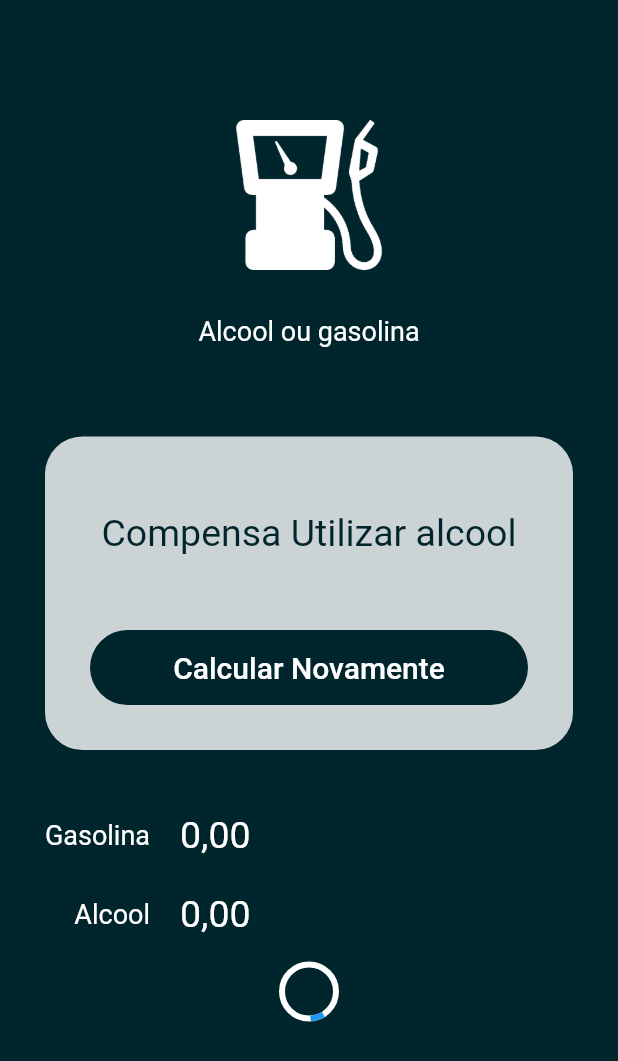
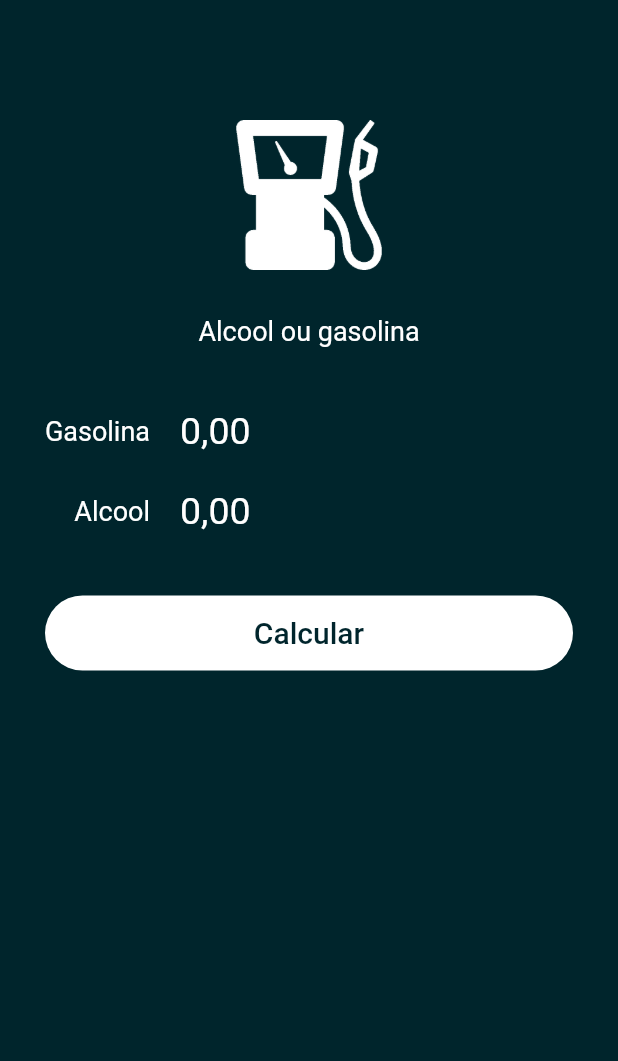
Before and after one commit to dikdudu/alcohol_or_gasoline, a Flutter app: the screen it shows after launch, on a phone screen of 412 x 824 dp. Shown: the top 1061 px of the screen. Run offline on Flutter 3.47's test engine with Material 2 defaults, Android fonts, the phone set to English and light mode, and no system bars; our stand-ins replace flutter_masked_text.

Commit message:
add submit_form

```diff
--- /dev/null
+++ b/lib/app/pages/components/submit_form.dart
@@ -0,0 +1,40 @@
+import 'package:flutter/material.dart';
+import 'package:flutter_masked_text/flutter_masked_text.dart';
+
+import 'custom_button.dart';
+import 'input_item.dart';
+
+class SubmitForm extends StatelessWidget {
+  var gasController = new MoneyMaskedTextController();
+  var alcController = new MoneyMaskedTextController();
+  var busy = false;
+  Function submitFunc;
+
+  SubmitForm(
+      {@required this.gasController,
+      @required this.alcController,
+      @required this.busy,
+      @required this.submitFunc});
+
+  @override
+  Widget build(BuildContext context) {
+    return Column(
+      children: [
+        InputItem(
+          text: 'Gasolina',
+          ctrl: gasController,
+        ),
+        InputItem(
+          text: 'Alcool',
+          ctrl: alcController,
+        ),
+        CustomButton(
+          busy: busy,
+          invert: false,
+          func: submitFunc,
+          text: 'Calcular',
+        )
+      ],
+    );
+  }
+}
--- /dev/null
+++ b/lib/app/pages/components/success_card.dart
@@ -0,0 +1,41 @@
+import 'package:flutter/material.dart';
+
+import 'custom_button.dart';
+
+class SuccessCard extends StatelessWidget {
+  var result = "";
+  Function reset;
+  SuccessCard({this.result, this.reset});
+
+  @override
+  Widget build(BuildContext context) {
+    return Container(
+      margin: EdgeInsets.all(30),
+      decoration: BoxDecoration(
+        color: Colors.white.withOpacity(0.8),
+        borderRadius: BorderRadius.circular(25),
+      ),
+      child: Column(
+        children: [
+          SizedBox(height: 50),
+          Text(
+            result,
+            style: TextStyle(
+              color: Theme.of(context).primaryColor,
+              fontSize: 25,
+            ),
+          ),
+          SizedBox(
+            height: 20,
+          ),
+          CustomButton(
+            busy: false,
+            invert: true,
+            func: reset,
+            text: 'Calcular Novamente',
+          )
+        ],
+      ),
+    );
+  }
+}
--- a/lib/app/pages/home_page.dart
+++ b/lib/app/pages/home_page.dart
@@ -1,10 +1,11 @@
 import 'dart:ui';
 
+import 'package:alcool_gasolina/app/pages/components/submit_form.dart';
 import 'package:flutter/material.dart';
-import 'components/custom_button.dart';
-import 'components/input_item.dart';
 import 'components/logo.dart';
 import 'package:flutter_masked_text/flutter_masked_text.dart';
+
+import 'components/success_card.dart';
 
 class HomePage extends StatelessWidget {
   var _gasController = new MoneyMaskedTextController();
@@ -17,42 +18,12 @@ class HomePage extends StatelessWidget {
       body: ListView(
         children: [
           Logo(),
-          Container(
-            margin: EdgeInsets.all(30),
-            decoration: BoxDecoration(
-              color: Colors.white.withOpacity(0.8),
-              borderRadius: BorderRadius.circular(25),
-            ),
-            child: Column(
-              children: [
-                SizedBox(height: 50),
-                Text(
-                  "Compensa Utilizar alcool",
-                  style: TextStyle(
-                    color: Theme.of(context).primaryColor,
-                    fontSize: 25,
-                  ),
-                ),
-                SizedBox(
-                  height: 20,
-                ),
-                CustomButton(
-                  busy: false,
-                  invert: true,
-                  func: () {},
-                  text: 'Calcular Novamente',
-                )
-              ],
-            ),
+          SubmitForm(
+            gasController: _gasController,
+            alcController: _alcController,
+            busy: false,
+            submitFunc: () {},
           ),
-          InputItem(text: 'Gasolina', ctrl: _gasController),
-          InputItem(text: 'Alcool', ctrl: _alcController),
-          CustomButton(
-            busy: true,
-            invert: false,
-            func: () {},
-            text: 'Calcular',
-          )
         ],
       ),
     );
```
